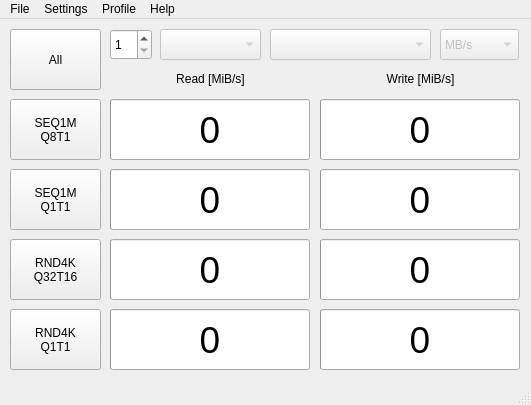
Before: the Qt Designer form src/mainwindow.ui in JonMagon/KDiskMark, drawn with Qt 5.
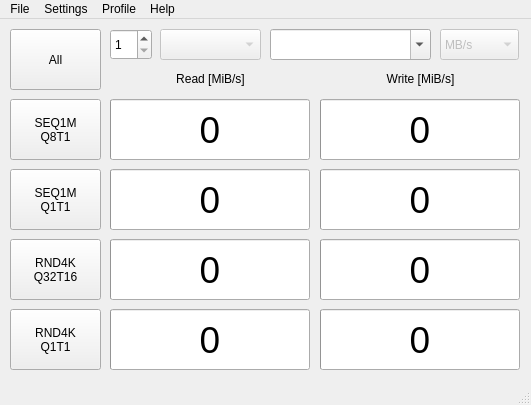
After: the same form once the commit is applied. Icons and pictures are not drawn.

The edit to the form file:
```diff
--- a/src/mainwindow.ui
+++ b/src/mainwindow.ui
@@ -68,7 +68,7 @@
    </widget>
    <widget class="QComboBox" name="comboBox_2">
     <property name="enabled">
-     <bool>false</bool>
+     <bool>true</bool>
     </property>
     <property name="geometry">
      <rect>
@@ -78,6 +78,9 @@
       <height>31</height>
      </rect>
     </property>
+    <property name="editable">
+     <bool>true</bool>
+    </property>
    </widget>
    <widget class="QProgressBar" name="readBar_SEQ1M_Q8T1">
     <property name="geometry">
```
Left out of the diff: 6 changed lines with no effect on the pictures.
